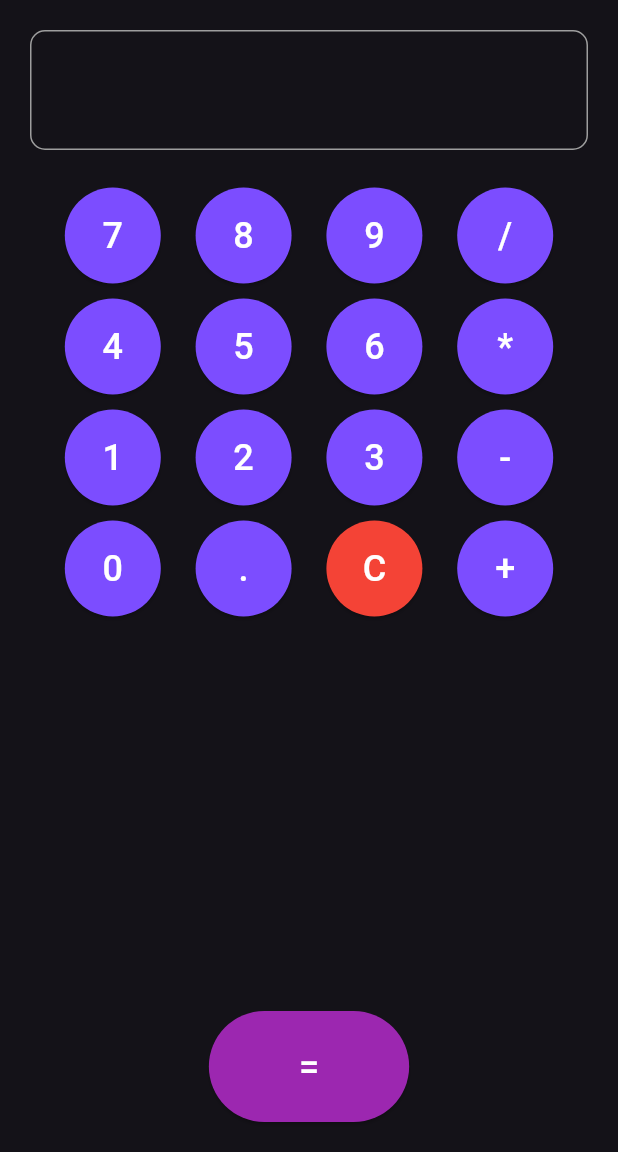
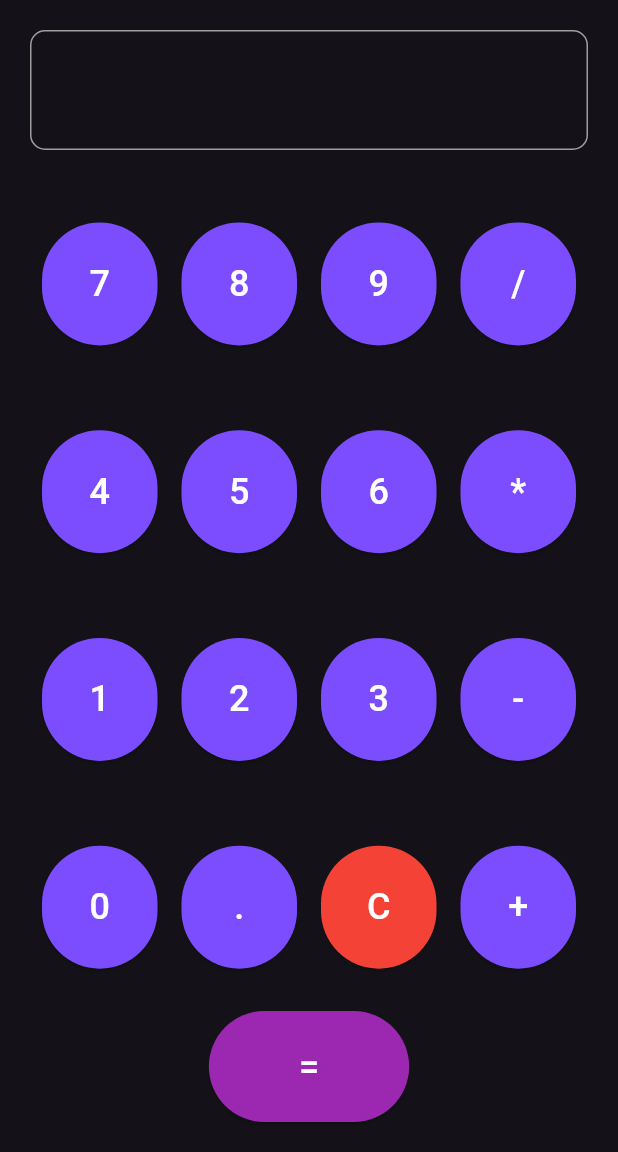
Before and after one commit to Bhati2633/Calculator, a Flutter app: the screen it shows after launch, on a phone screen of 412 x 824 dp, the part 84-1236 px from its top. Run offline on Flutter 3.47's test engine with Material 3 defaults, Android fonts, the phone set to English and light mode, and no system bars.

Commit message:
button-space

```diff
--- a/lib/main.dart
+++ b/lib/main.dart
@@ -122,42 +122,10 @@ class _CalculatorHomeState extends State<CalculatorHome> {
             Expanded(
               child: Column(
                 children: [
-                  Row(
-                    mainAxisAlignment: MainAxisAlignment.spaceEvenly,
-                    children: [
-                      buildButton('7'),
-                      buildButton('8'),
-                      buildButton('9'),
-                      buildButton('/'),
-                    ],
-                  ),
-                  Row(
-                    mainAxisAlignment: MainAxisAlignment.spaceEvenly,
-                    children: [
-                      buildButton('4'),
-                      buildButton('5'),
-                      buildButton('6'),
-                      buildButton('*'),
-                    ],
-                  ),
-                  Row(
-                    mainAxisAlignment: MainAxisAlignment.spaceEvenly,
-                    children: [
-                      buildButton('1'),
-                      buildButton('2'),
-                      buildButton('3'),
-                      buildButton('-'),
-                    ],
-                  ),
-                  Row(
-                    mainAxisAlignment: MainAxisAlignment.spaceEvenly,
-                    children: [
-                      buildButton('0'),
-                      buildButton('.'),
-                      buildButton('C', isClear: true),
-                      buildButton('+'),
-                    ],
-                  ),
+                  buildButtonRow(['7', '8', '9', '/']),
+                  buildButtonRow(['4', '5', '6', '*']),
+                  buildButtonRow(['1', '2', '3', '-']),
+                  buildButtonRow(['0', '.', 'C', '+']),
                 ],
               ),
             ),
@@ -175,8 +143,21 @@ class _CalculatorHomeState extends State<CalculatorHome> {
     );
   }
 
+  // Helper to build button rows
+  Widget buildButtonRow(List<String> values) {
+    return Expanded(
+      child: Row(
+        mainAxisAlignment: MainAxisAlignment.spaceEvenly,
+        children: values.map((value) => buildButton(value, isClear: value == 'C')).toList(),
+      ),
+    );
+  }
+
   Widget buildButton(String value, {bool isClear = false}) {
-    return ElevatedButton(
+    return Expanded(
+      child: Padding(
+        padding: const EdgeInsets.all(8.0),
+        child: ElevatedButton(
           onPressed: () {
             if (isClear) {
               resetCalculator();
@@ -192,9 +173,10 @@ class _CalculatorHomeState extends State<CalculatorHome> {
             style: TextStyle(fontSize: 24, color: Colors.white),
           ),
           style: ElevatedButton.styleFrom(
-        padding: EdgeInsets.all(20),
-        shape: CircleBorder(),
+            padding: EdgeInsets.symmetric(vertical: 24),
             backgroundColor: isClear ? Colors.red : Colors.deepPurpleAccent, // Button colors
+          ),
+        ),
       ),
     );
   }
```
Lines whose indentation alone changed are shown as unchanged.
